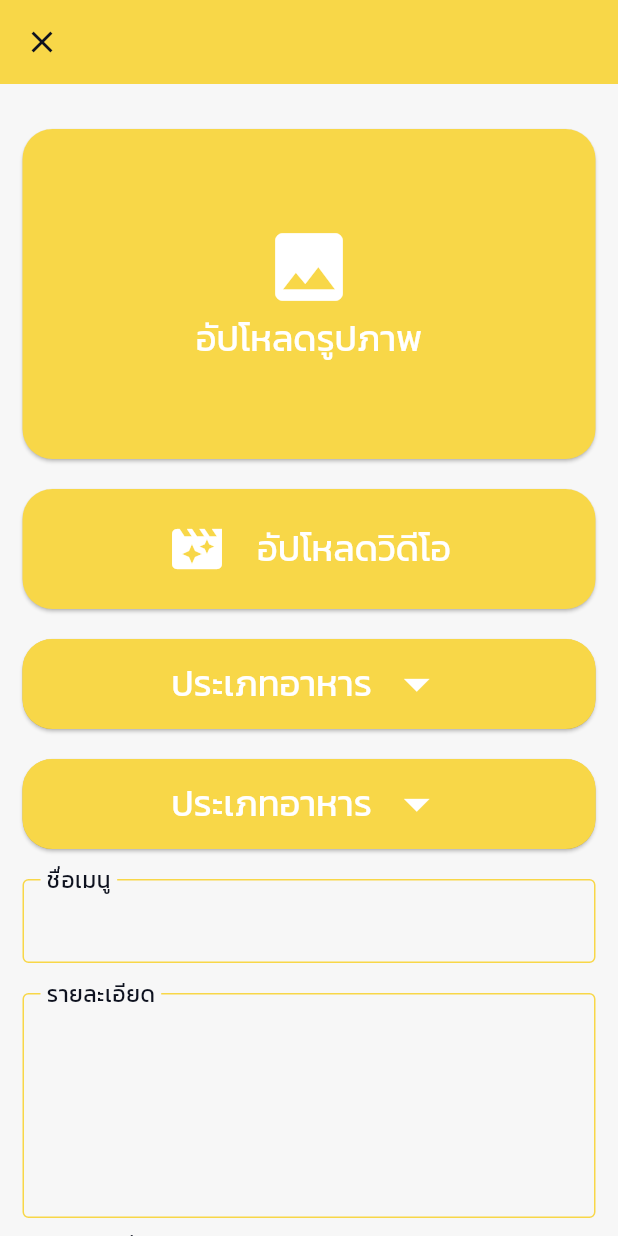
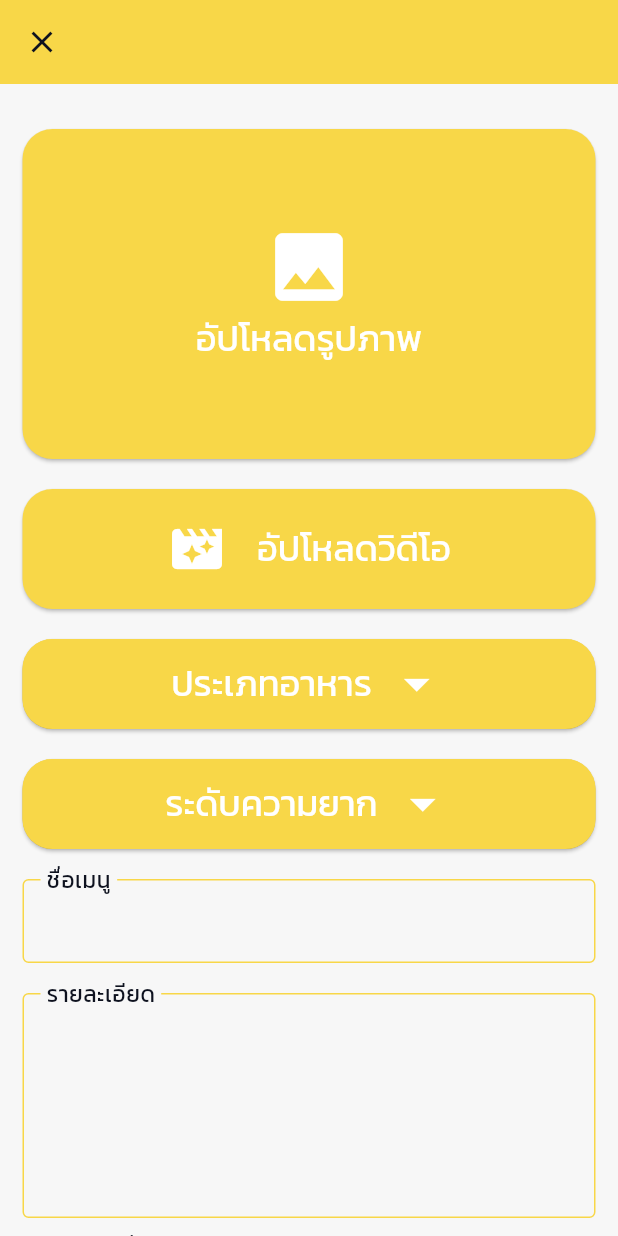
Before and after one commit to thg1rb/my-recipe, a Flutter app: the PostScreen screen opened directly, on a phone screen of 412 x 824 dp. Run offline on Flutter 3.47's test engine with Material 3 defaults, Android fonts, the phone set to English and light mode, and no system bars; our stand-ins replace cloud_firestore, firebase_auth, firebase_core, flutter_riverpod, google_sign_in, sliding_up_panel and 1 more; accounts and stored records are empty.

Commit message:
finish ui

```diff
--- a/lib/widgets/post/form.dart
+++ b/lib/widgets/post/form.dart
@@ -115,7 +115,7 @@ class _FineDropDownBoxState extends ConsumerState<FineDropDownBox> {
           child: Row(
             mainAxisAlignment: MainAxisAlignment.center,
             children: [
-              Text('ประเภทอาหาร', style: TextStyle(fontSize: 24)),
+              Text(widget.title, style: TextStyle(fontSize: 24)),
               SizedBox(width: 10),
               Icon(Icons.arrow_drop_down, color: Colors.white, size: 40),
             ],
```
